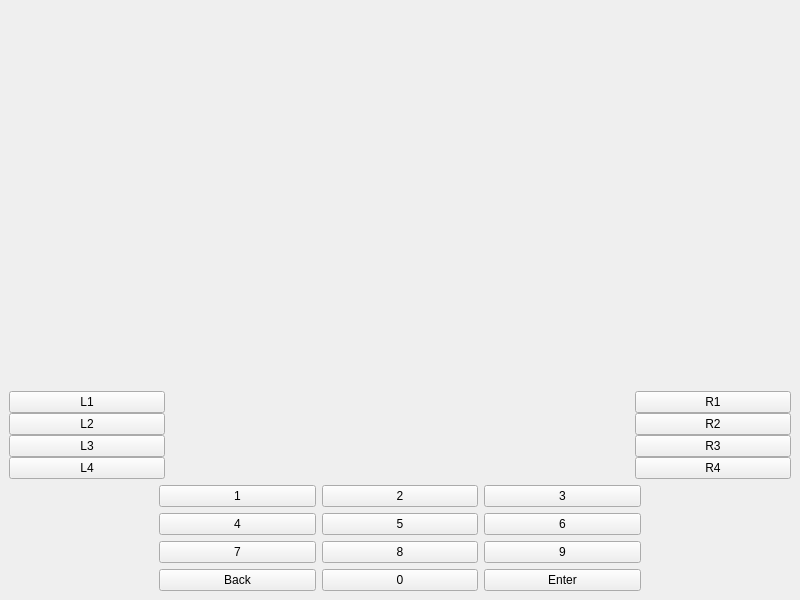
Before: the Qt Designer form mainwindow.ui in Mo1far-wiz/ATM, drawn with Qt 5.
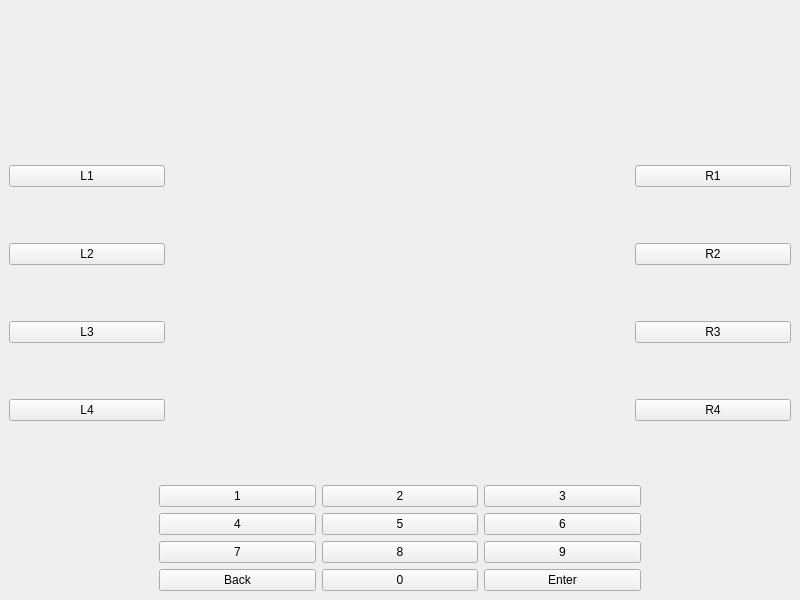
After: the same form once the commit is applied. Custom widgets are drawn as their Qt base class.

Commit message: Init screen and enter pin screen logic

Diff of the .ui file:
```diff
--- a/mainwindow.ui
+++ b/mainwindow.ui
@@ -30,19 +30,9 @@
           <property name="sizeConstraint">
            <enum>QLayout::SetDefaultConstraint</enum>
           </property>
-          <item>
-           <spacer name="verticalSpacer">
-            <property name="orientation">
-             <enum>Qt::Vertical</enum>
-            </property>
-            <property name="sizeHint" stdset="0">
-             <size>
-              <width>20</width>
-              <height>40</height>
-             </size>
-            </property>
-           </spacer>
-          </item>
+          <property name="topMargin">
+           <number>100</number>
+          </property>
           <item>
            <widget class="QPushButton" name="l_1">
             <property name="text">
@@ -100,19 +90,9 @@
           <property name="sizeConstraint">
            <enum>QLayout::SetDefaultConstraint</enum>
           </property>
-          <item>
-           <spacer name="verticalSpacer_2">
-            <property name="orientation">
-             <enum>Qt::Vertical</enum>
-            </property>
-            <property name="sizeHint" stdset="0">
-             <size>
-              <width>20</width>
-              <height>40</height>
-             </size>
-            </property>
-           </spacer>
-          </item>
+          <property name="topMargin">
+           <number>100</number>
+          </property>
           <item>
            <widget class="QPushButton" name="r_1">
             <property name="text">
```
The commit also changes 7 other files.
